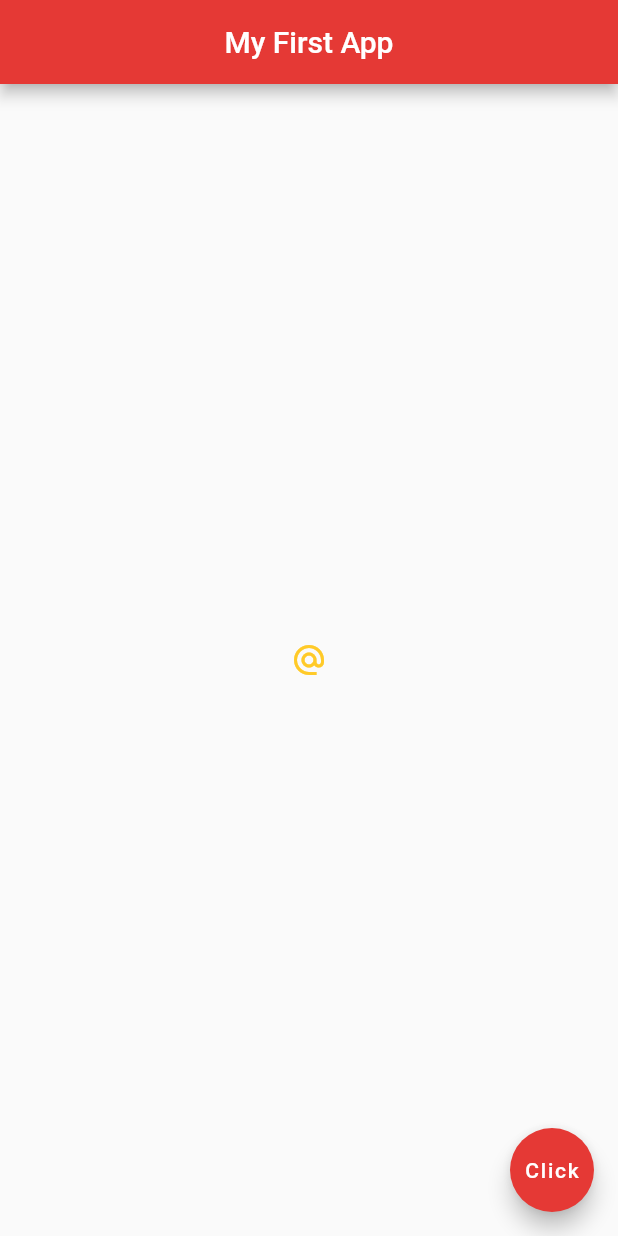
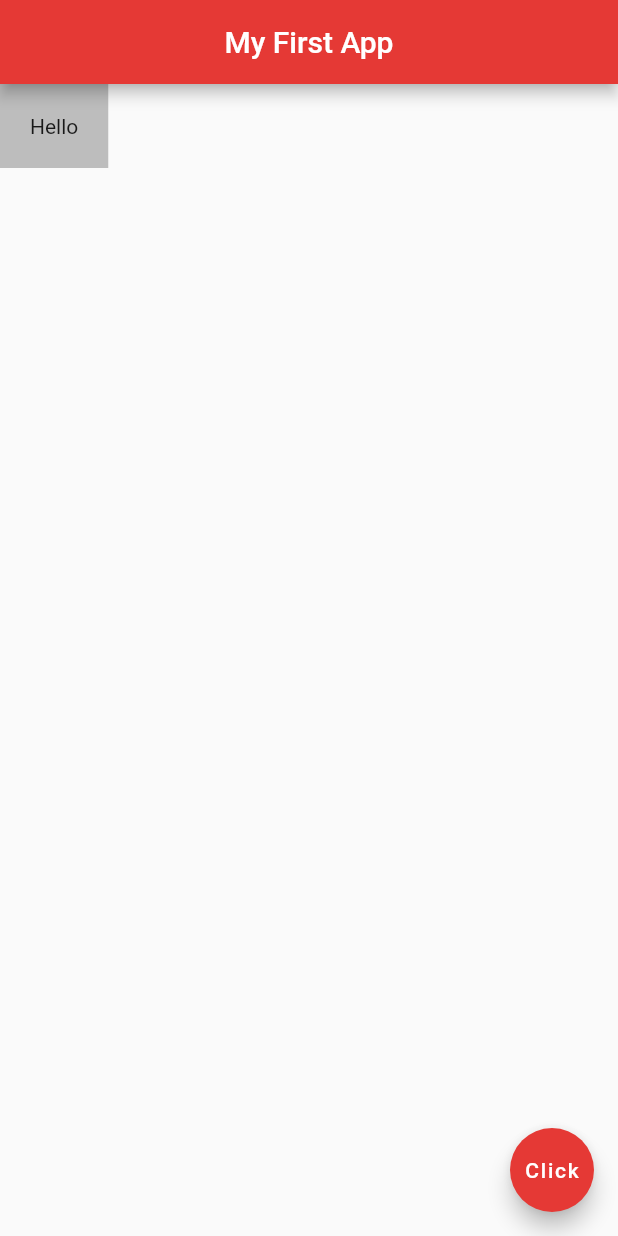
Before and after one commit to bodoganabel/flutter_first_test, a Flutter app: the screen it shows after launch, on a phone screen of 412 x 824 dp. Run offline on Flutter 3.47's test engine with Material 2 defaults, Android fonts, the light colour scheme and no system bars.

Commit message:
Padding symmetric

```diff
--- a/lib/main.dart
+++ b/lib/main.dart
@@ -13,16 +13,11 @@ class Home extends StatelessWidget {
         centerTitle: true,
         backgroundColor: Colors.red[600],
       ),
-      body: Center(
-          child: IconButton(
-        onPressed: () {
-          print('You clicked on this button');
-        },
-        icon: Icon(
-          Icons.alternate_email,
-        ),
-        color: Colors.amber[400],
-      )),
+      body: Container(
+        padding: EdgeInsets.all(20.0),
+        color: Colors.grey[400],
+        child: Text('Hello'),
+          ),
       floatingActionButton: FloatingActionButton(
         child: Text("Click"),
         onPressed: () {},
```
